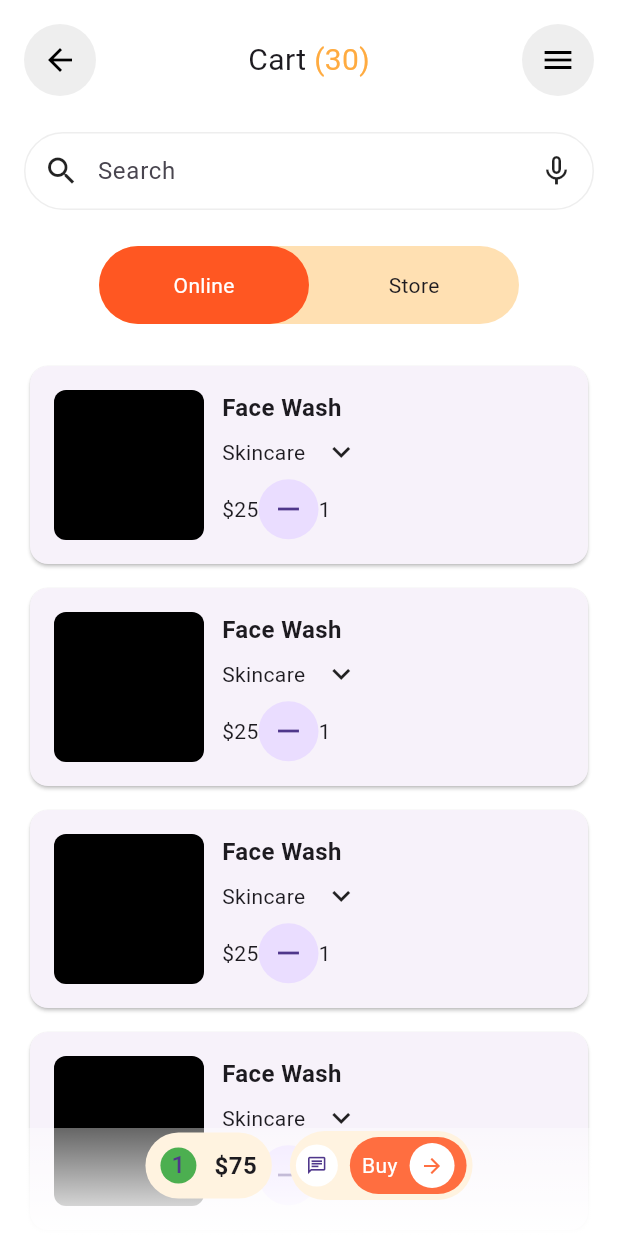
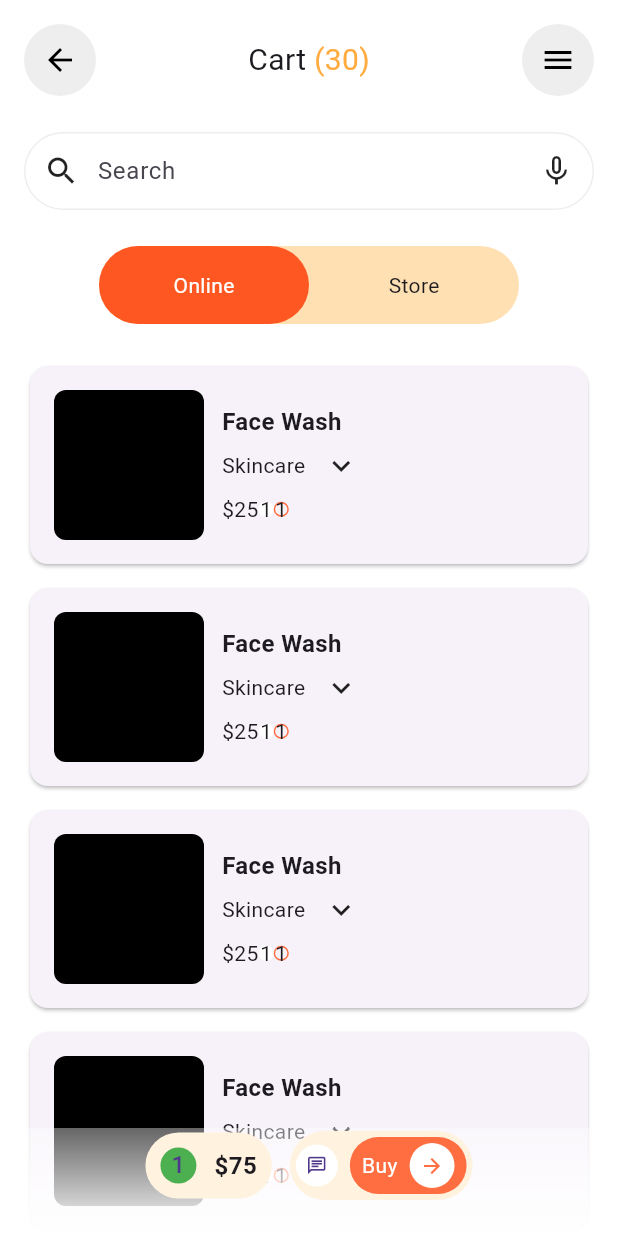
Before and after one commit to JAICHANGPARK/flutter_notebook_chapter_43, a Flutter app: the MarketplaceCartPage screen opened directly, on a phone screen of 412 x 824 dp. Run offline on Flutter 3.47's test engine with Material 3 defaults, Android fonts, the phone set to English and light mode, and no system bars; our stand-ins replace gap, hugeicons.

Commit message:
Update marketplace_cart_page.dart

```diff
--- a/lib/ep2168_marketplace_app/ui/marketplace_cart_page.dart
+++ b/lib/ep2168_marketplace_app/ui/marketplace_cart_page.dart
@@ -173,12 +173,28 @@ class _MarketplaceCartPageState extends State<MarketplaceCartPage> {
                                         Row(
                                           children: [
                                             Text("\$25"),
-                                            CircleAvatar(
-                                              child: Icon(Icons.remove),
+                                            Container(
+                                              decoration: BoxDecoration(
+                                                shape: BoxShape.circle,
+                                                border: Border.all(
+                                                  color: Colors.white,
+                                                ),
+                                                boxShadow: [
+                                                  BoxShadow(
+                                                    color: Colors.white,
+                                                  )
+                                                ],
+                                              ),
+                                              child: Text(
+                                                "1",
+                                              ),
                                             ),
                                             Container(
                                               decoration: BoxDecoration(
                                                 shape: BoxShape.circle,
+                                                border: Border.all(
+                                                  color: Colors.deepOrangeAccent,
+                                                ),
                                               ),
                                               child: Text(
                                                 "1",
```
